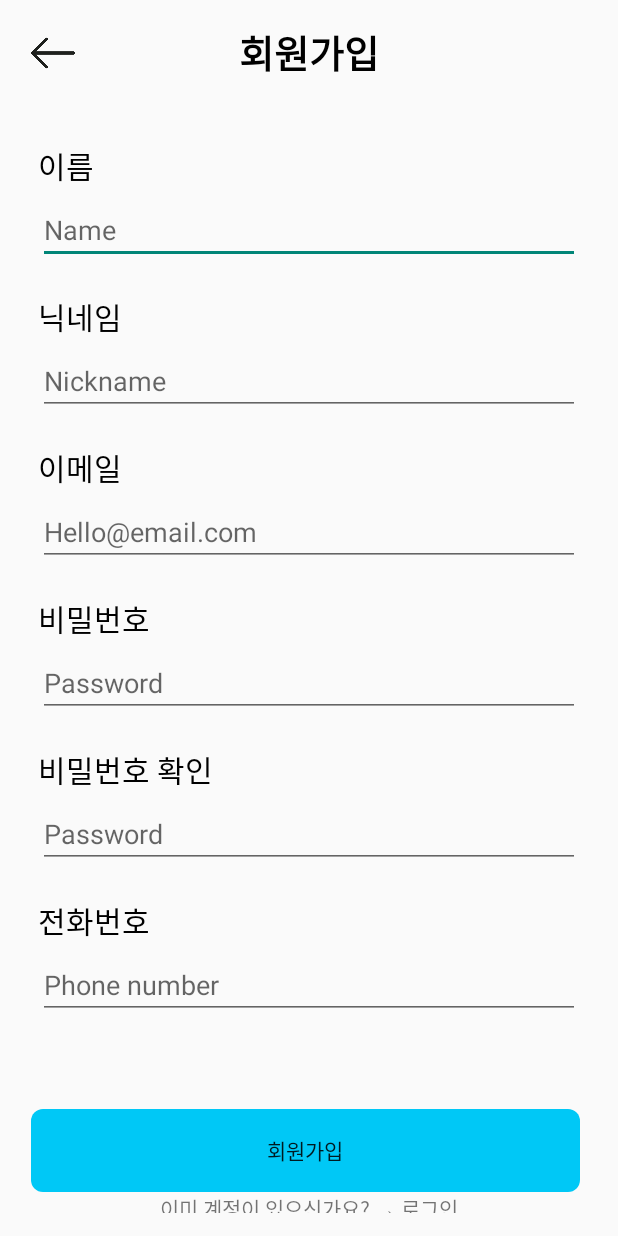
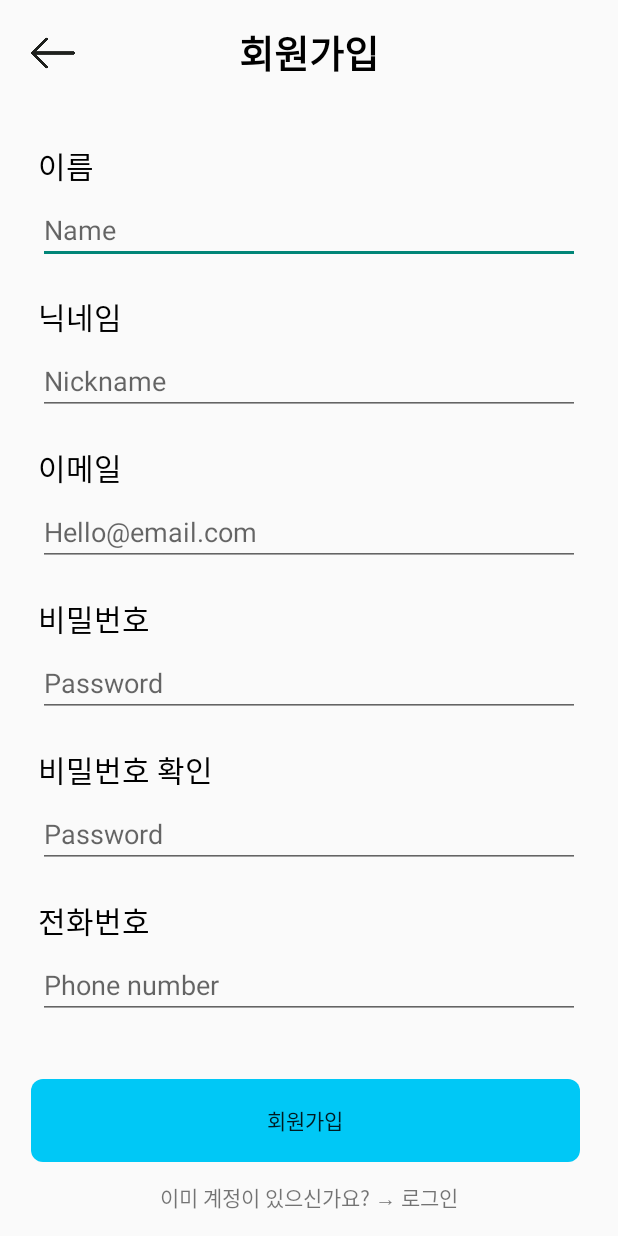
Before and after one commit to EunbiWorld/Todays-group-buying, an Android app: the SignUpActivity screen opened directly, with no data from a screen before it, on a phone screen of 412 x 824 dp. Run offline under Robolectric (Android 15) with nearby library versions, the phone set to English and light mode, and no system bars; our stand-ins replace Firebase (no records; nobody signed in at launch, a user with empty details on screens opened directly).

Commit message:
자잘한 수정

```diff
--- a/app/src/main/AndroidManifest.xml
+++ b/app/src/main/AndroidManifest.xml
@@ -16,7 +16,7 @@
         android:usesCleartextTraffic="true"
         tools:targetApi="31">
         <activity
-            android:name=".network.DoneSignUpActivity"
+            android:name=".DoneSignUpActivity"
             android:exported="false" />
         <activity
             android:name=".LoginActivity"
--- a/app/src/main/java/com/example/groupbuying/network/DoneSignUpActivity.java
+++ b/app/src/main/java/com/example/groupbuying/DoneSignUpActivity.java
@@ -1,4 +1,4 @@
-package com.example.groupbuying.network;
+package com.example.groupbuying;
 
 import androidx.appcompat.app.AppCompatActivity;
 
@@ -8,6 +8,7 @@ import android.view.View;
 import android.widget.Button;
 
 import com.example.groupbuying.LoginActivity;
+import com.example.groupbuying.MainActivity;
 import com.example.groupbuying.R;
 
 public class DoneSignUpActivity extends AppCompatActivity {
--- a/app/src/main/java/com/example/groupbuying/SignUpActivity.java
+++ b/app/src/main/java/com/example/groupbuying/SignUpActivity.java
@@ -12,13 +12,10 @@ import android.widget.Toast;
 import androidx.annotation.NonNull;
 import androidx.appcompat.app.AppCompatActivity;
 
-import com.example.groupbuying.network.DoneSignUpActivity;
 import com.google.android.gms.tasks.OnCompleteListener;
 import com.google.android.gms.tasks.Task;
 import com.google.firebase.auth.FirebaseAuth;
 import com.google.firebase.auth.AuthResult;
-
-import com.example.groupbuying.R;
 
 public class SignUpActivity extends AppCompatActivity {
     private EditText Name, Nickname, Email, Password, CurrentPW, PhoneNum;
--- a/app/src/main/res/layout/activity_signup.xml
+++ b/app/src/main/res/layout/activity_signup.xml
@@ -138,7 +138,7 @@
         android:id="@+id/Do_SignUp"
         android:layout_width="match_parent"
         android:layout_height="55dp"
-        android:layout_marginTop="60dp"
+        android:layout_marginTop="40dp"
         android:layout_marginStart="5dp"
         android:layout_marginEnd="10dp"
         android:background="@drawable/button_background"
```
